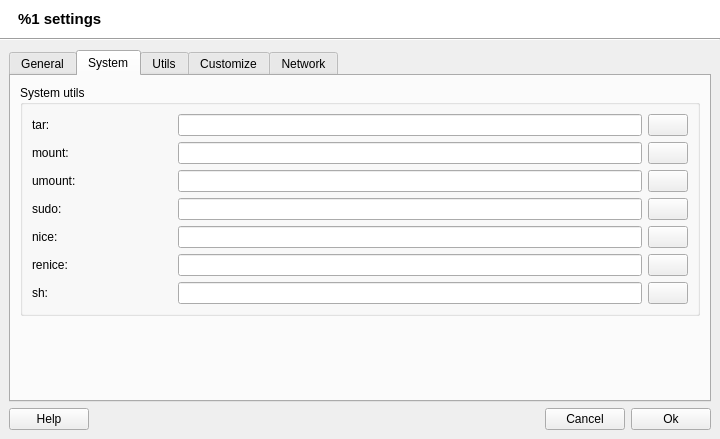
brezerk/q4wine, file src/AppSettings.ui: the form before one commit.
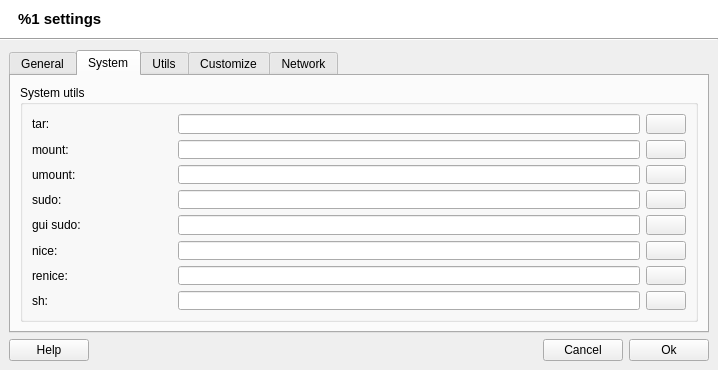
The form after the commit. The open tabs and pages were chosen to show the change. Icons and pictures are not drawn.

```diff
--- a/src/AppSettings.ui
+++ b/src/AppSettings.ui
@@ -1,12 +1,12 @@
 <ui version="4.0" >
  <class>AppSettings</class>
- <widget class="QDialog" name="AppSettings" >
-  <property name="geometry" >
+ <widget class="QDialog" name="AppSettings">
+  <property name="geometry">
    <rect>
     <x>0</x>
     <y>0</y>
-    <width>720</width>
-    <height>439</height>
+    <width>718</width>
+    <height>370</height>
    </rect>
   </property>
   <property name="minimumSize" >
@@ -448,22 +448,22 @@
          <attribute name="title" >
           <string>System</string>
          </attribute>
-         <layout class="QVBoxLayout" >
+         <layout class="QVBoxLayout" name="verticalLayout">
           <item>
-           <widget class="QGroupBox" name="groupBox_7" >
-            <property name="title" >
+           <widget class="QGroupBox" name="groupBox_7">
+            <property name="title">
              <string>System utils</string>
             </property>
-            <layout class="QVBoxLayout" >
+            <layout class="QVBoxLayout">
              <item>
-              <widget class="QWidget" native="1" name="widget_14" >
-               <layout class="QHBoxLayout" >
-                <property name="margin" >
+              <widget class="QWidget" name="widget_14" native="true">
+               <layout class="QHBoxLayout">
+                <property name="margin">
                  <number>0</number>
                 </property>
                 <item>
-                 <widget class="QLabel" name="label_13" >
-                  <property name="minimumSize" >
+                 <widget class="QLabel" name="label_13">
+                  <property name="minimumSize">
                    <size>
                     <width>140</width>
                     <height>0</height>
@@ -481,11 +481,11 @@
                  </widget>
                 </item>
                 <item>
-                 <widget class="QLineEdit" name="txtTarBin" />
+                 <widget class="QLineEdit" name="txtTarBin"/>
                 </item>
                 <item>
-                 <widget class="QPushButton" name="cmdGetTarBin" >
-                  <property name="text" >
+                 <widget class="QPushButton" name="cmdGetTarBin">
+                  <property name="text">
                    <string/>
                   </property>
                   <property name="iconSize" >
@@ -500,14 +500,14 @@
               </widget>
              </item>
              <item>
-              <widget class="QWidget" native="1" name="widget_17" >
-               <layout class="QHBoxLayout" >
-                <property name="margin" >
+              <widget class="QWidget" name="widget_17" native="true">
+               <layout class="QHBoxLayout">
+                <property name="margin">
                  <number>0</number>
                 </property>
                 <item>
-                 <widget class="QLabel" name="label_16" >
-                  <property name="minimumSize" >
+                 <widget class="QLabel" name="label_16">
+                  <property name="minimumSize">
                    <size>
                     <width>140</width>
                     <height>0</height>
@@ -525,11 +525,11 @@
                  </widget>
                 </item>
                 <item>
-                 <widget class="QLineEdit" name="txtMountBin" />
+                 <widget class="QLineEdit" name="txtMountBin"/>
                 </item>
                 <item>
-                 <widget class="QPushButton" name="cmdGetMountBin" >
-                  <property name="text" >
+                 <widget class="QPushButton" name="cmdGetMountBin">
+                  <property name="text">
                    <string/>
                   </property>
                   <property name="iconSize" >
@@ -544,14 +544,14 @@
               </widget>
              </item>
              <item>
-              <widget class="QWidget" native="1" name="widget_18" >
-               <layout class="QHBoxLayout" >
-                <property name="margin" >
+              <widget class="QWidget" name="widget_18" native="true">
+               <layout class="QHBoxLayout">
+                <property name="margin">
                  <number>0</number>
                 </property>
                 <item>
-                 <widget class="QLabel" name="label_17" >
-                  <property name="minimumSize" >
+                 <widget class="QLabel" name="label_17">
+                  <property name="minimumSize">
                    <size>
                     <width>140</width>
                     <height>0</height>
@@ -569,11 +569,11 @@
                  </widget>
                 </item>
                 <item>
-                 <widget class="QLineEdit" name="txtUmountBin" />
+                 <widget class="QLineEdit" name="txtUmountBin"/>
                 </item>
                 <item>
-                 <widget class="QPushButton" name="cmdGetUmountBin" >
-                  <property name="text" >
+                 <widget class="QPushButton" name="cmdGetUmountBin">
+                  <property name="text">
                    <string/>
                   </property>
                   <property name="iconSize" >
@@ -588,14 +588,14 @@
               </widget>
              </item>
              <item>
-              <widget class="QWidget" native="1" name="widget_19" >
-               <layout class="QHBoxLayout" >
-                <property name="margin" >
+              <widget class="QWidget" name="widget_19" native="true">
+               <layout class="QHBoxLayout">
+                <property name="margin">
                  <number>0</number>
                 </property>
                 <item>
-                 <widget class="QLabel" name="label_19" >
-                  <property name="minimumSize" >
+                 <widget class="QLabel" name="label_19">
+                  <property name="minimumSize">
                    <size>
                     <width>140</width>
                     <height>0</height>
@@ -613,11 +613,11 @@
                  </widget>
                 </item>
                 <item>
-                 <widget class="QLineEdit" name="txtSudoBin" />
+                 <widget class="QLineEdit" name="txtSudoBin"/>
                 </item>
                 <item>
-                 <widget class="QPushButton" name="cmdGetSudoBin" >
-                  <property name="text" >
+                 <widget class="QPushButton" name="cmdGetSudoBin">
+                  <property name="text">
                    <string/>
                   </property>
                   <property name="iconSize" >
@@ -632,36 +632,80 @@
               </widget>
              </item>
              <item>
-              <widget class="QWidget" native="1" name="widget_24" >
-               <layout class="QHBoxLayout" >
-                <property name="margin" >
+              <widget class="QWidget" name="widget_31" native="true">
+               <layout class="QHBoxLayout" name="_2">
+                <property name="margin">
                  <number>0</number>
                 </property>
                 <item>
-                 <widget class="QLabel" name="label_23" >
-                  <property name="minimumSize" >
+                 <widget class="QLabel" name="label_30">
+                  <property name="minimumSize">
                    <size>
                     <width>140</width>
                     <height>0</height>
                    </size>
                   </property>
-                  <property name="maximumSize" >
+                  <property name="maximumSize">
                    <size>
                     <width>140</width>
                     <height>16777215</height>
                    </size>
                   </property>
-                  <property name="text" >
+                  <property name="text">
+                   <string>gui sudo:</string>
+                  </property>
+                 </widget>
+                </item>
+                <item>
+                 <widget class="QLineEdit" name="txtGuiSudoBin"/>
+                </item>
+                <item>
+                 <widget class="QPushButton" name="cmdGetGuiSudoBin">
+                  <property name="text">
+                   <string/>
+                  </property>
+                  <property name="iconSize">
+                   <size>
+                    <width>16</width>
+                    <height>16</height>
+                   </size>
+                  </property>
+                 </widget>
+                </item>
+               </layout>
+              </widget>
+             </item>
+             <item>
+              <widget class="QWidget" name="widget_24" native="true">
+               <layout class="QHBoxLayout">
+                <property name="margin">
+                 <number>0</number>
+                </property>
+                <item>
+                 <widget class="QLabel" name="label_23">
+                  <property name="minimumSize">
+                   <size>
+                    <width>140</width>
+                    <height>0</height>
+                   </size>
+                  </property>
+                  <property name="maximumSize">
+                   <size>
+                    <width>140</width>
+                    <height>16777215</height>
+                   </size>
+                  </property>
+                  <property name="text">
                    <string>nice:</string>
                   </property>
                  </widget>
                 </item>
                 <item>
-                 <widget class="QLineEdit" name="txtNiceBin" />
+                 <widget class="QLineEdit" name="txtNiceBin"/>
                 </item>
                 <item>
-                 <widget class="QPushButton" name="cmdGetNiceBin" >
-                  <property name="text" >
+                 <widget class="QPushButton" name="cmdGetNiceBin">
+                  <property name="text">
                    <string/>
                   </property>
                   <property name="iconSize" >
@@ -676,14 +720,14 @@
               </widget>
              </item>
              <item>
-              <widget class="QWidget" native="1" name="widget_25" >
-               <layout class="QHBoxLayout" >
-                <property name="margin" >
+              <widget class="QWidget" name="widget_25" native="true">
+               <layout class="QHBoxLayout">
+                <property name="margin">
                  <number>0</number>
                 </property>
                 <item>
-                 <widget class="QLabel" name="label_24" >
-                  <property name="minimumSize" >
+                 <widget class="QLabel" name="label_24">
+                  <property name="minimumSize">
                    <size>
                     <width>140</width>
                     <height>0</height>
@@ -701,11 +745,11 @@
                  </widget>
                 </item>
                 <item>
-                 <widget class="QLineEdit" name="txtReniceBin" />
+                 <widget class="QLineEdit" name="txtReniceBin"/>
                 </item>
                 <item>
-                 <widget class="QPushButton" name="cmdGetReniceBin" >
-                  <property name="text" >
+                 <widget class="QPushButton" name="cmdGetReniceBin">
+                  <property name="text">
                    <string/>
                   </property>
                   <property name="iconSize" >
@@ -720,14 +764,14 @@
               </widget>
              </item>
              <item>
-              <widget class="QWidget" native="1" name="widget_28" >
-               <layout class="QHBoxLayout" >
-                <property name="margin" >
+              <widget class="QWidget" name="widget_28" native="true">
+               <layout class="QHBoxLayout">
+                <property name="margin">
                  <number>0</number>
                 </property>
                 <item>
-                 <widget class="QLabel" name="label_27" >
-                  <property name="minimumSize" >
+                 <widget class="QLabel" name="label_27">
+                  <property name="minimumSize">
                    <size>
                     <width>140</width>
                     <height>0</height>
@@ -745,11 +789,11 @@
                  </widget>
                 </item>
                 <item>
-                 <widget class="QLineEdit" name="txtShBin" />
+                 <widget class="QLineEdit" name="txtShBin"/>
                 </item>
                 <item>
-                 <widget class="QPushButton" name="cmdGetShBin" >
-                  <property name="text" >
+                 <widget class="QPushButton" name="cmdGetShBin">
+                  <property name="text">
                    <string/>
                   </property>
                   <property name="iconSize" >
@@ -1279,10 +1323,10 @@
        </widget>
       </item>
       <item>
-       <layout class="QHBoxLayout" >
+       <layout class="QHBoxLayout">
         <item>
-         <widget class="QPushButton" name="cmdHelp" >
-          <property name="text" >
+         <widget class="QPushButton" name="cmdHelp">
+          <property name="text">
            <string>Help</string>
           </property>
          </widget>
@@ -1301,15 +1345,15 @@
          </spacer>
         </item>
         <item>
-         <widget class="QPushButton" name="cmdCancel" >
-          <property name="text" >
+         <widget class="QPushButton" name="cmdCancel">
+          <property name="text">
            <string>Cancel</string>
           </property>
          </widget>
         </item>
         <item>
-         <widget class="QPushButton" name="cmdOk" >
-          <property name="text" >
+         <widget class="QPushButton" name="cmdOk">
+          <property name="text">
            <string>Ok</string>
           </property>
          </widget>
```
Left out of the diff: 565 changed lines with no effect on the pictures.
